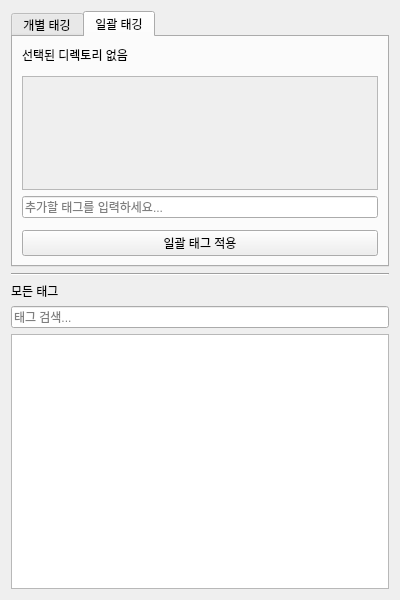
This is ui/tag_control_widget.ui in Yamang02/PYQT5_FileTagger as Qt 5 draws it before an edit. The edited form follows.
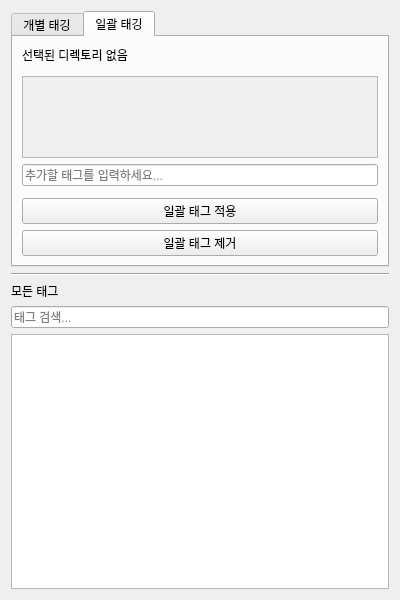
This is the edited form. The open tabs and pages were chosen to show the change.

Diff of the .ui file:
```diff
--- a/ui/tag_control_widget.ui
+++ b/ui/tag_control_widget.ui
@@ -176,6 +176,13 @@
          </property>
         </widget>
        </item>
+       <item>
+        <widget class="QPushButton" name="batch_remove_tags_button">
+         <property name="text">
+          <string>일괄 태그 제거</string>
+         </property>
+        </widget>
+       </item>
       </layout>
      </widget>
     </widget>
```
